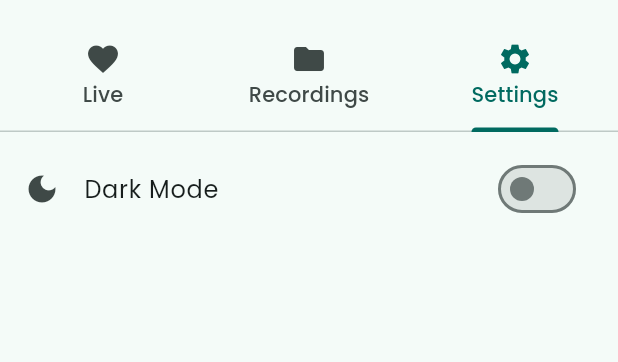
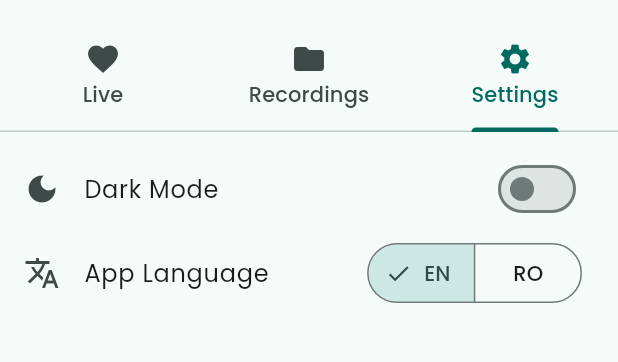
Before and after one commit to ValyMnDul/ApexCardio, a Flutter app: the screen it shows after launch, tab 3 chosen, on a phone screen of 412 x 824 dp, the part 63-425 px from its top. Run offline on Flutter 3.47's test engine with Material 3 defaults, Android fonts, the phone set to English and light mode, and no system bars; our stand-ins replace shared_preferences.

Commit message:
Add language support with LanguageProvider and translation functionality

```diff
--- a/lib/main.dart
+++ b/lib/main.dart
@@ -5,6 +5,7 @@ import 'themes/light.dart';
 import 'themes/dark.dart';
 
 import 'providers/theme.dart';
+import 'providers/language.dart';
 
 import 'tabs/live.dart';
 import 'tabs/recordings.dart';
@@ -12,7 +13,10 @@ import 'tabs/settings.dart';
 
 void main() => runApp(
   MultiProvider(
-    providers: [ChangeNotifierProvider(create: (_) => ThemeProvider())],
+    providers: [
+      ChangeNotifierProvider(create: (_) => ThemeProvider()),
+      ChangeNotifierProvider(create: (_) => LanguageProvider()),
+    ],
     child: App(),
   ),
 );
@@ -58,6 +62,8 @@ class _HomeState extends State<Home> with TickerProviderStateMixin {
 
   @override
   Widget build(BuildContext context) {
+    final languageProvider = Provider.of<LanguageProvider>(context);
+
     return Scaffold(
       appBar: AppBar(
         centerTitle: true,
@@ -92,9 +98,18 @@ class _HomeState extends State<Home> with TickerProviderStateMixin {
         bottom: TabBar(
           controller: _tabController,
           tabs: [
-            Tab(icon: Icon(Icons.favorite), text: 'Live'),
-            Tab(icon: Icon(Icons.folder), text: "Recordings"),
-            Tab(icon: Icon(Icons.settings), text: "Settings"),
+            Tab(
+              icon: Icon(Icons.favorite),
+              text: languageProvider.translate("live_tab"),
+            ),
+            Tab(
+              icon: Icon(Icons.folder),
+              text: languageProvider.translate("recordings_tab"),
+            ),
+            Tab(
+              icon: Icon(Icons.settings),
+              text: languageProvider.translate("settings_tab"),
+            ),
           ],
         ),
       ),
--- /dev/null
+++ b/lib/providers/language.dart
@@ -0,0 +1,50 @@
+import 'package:flutter/material.dart';
+import 'package:shared_preferences/shared_preferences.dart';
+
+class LanguageProvider extends ChangeNotifier {
+  String currentLang = "EN";
+
+  LanguageProvider() {
+    loadFromLocal();
+  }
+
+  Future<void> loadFromLocal() async {
+    final prefs = await SharedPreferences.getInstance();
+    currentLang = prefs.getString("language") ?? "EN";
+
+    notifyListeners();
+  }
+
+  final Map<String, Map<String, String>> dictionary = {
+    "EN": {
+      "live_tab": 'Live',
+      "recordings_tab": "Recordings",
+      "settings_tab": "Settings",
+
+      "dark_mode": "Dark Mode",
+      "light_mode": "Light Mode",
+      "language_title": "App Language",
+    },
+    "RO": {
+      "live_tab": "Live",
+      "recordings_tab": "Înregistrări",
+      "settings_tab": "Setări",
+
+      "dark_mode": "Mod întunecat",
+      "light_mode": "Mod luminos",
+      "language_title": "Limbă aplicație",
+    },
+  };
+
+  String translate(String key) {
+    return dictionary[currentLang]?[key] ?? key;
+  }
+
+  Future<void> setLanguage(String langCode) async {
+    currentLang = langCode;
+    notifyListeners();
+
+    final prefs = await SharedPreferences.getInstance();
+    await prefs.setString("language", langCode);
+  }
+}
--- a/lib/tabs/settings.dart
+++ b/lib/tabs/settings.dart
@@ -1,6 +1,8 @@
-import 'package:apexcardio/providers/theme.dart';
 import 'package:flutter/material.dart';
 import 'package:provider/provider.dart';
+
+import '../providers/theme.dart';
+import '../providers/language.dart';
 
 class Settings extends StatefulWidget {
   const Settings({super.key});
@@ -13,14 +15,15 @@ class _SettingsState extends State<Settings> {
   @override
   Widget build(BuildContext context) {
     final themeProvider = Provider.of<ThemeProvider>(context);
+    final languageProvider = Provider.of<LanguageProvider>(context);
 
     return Column(
       children: [
         SizedBox(height: 10),
         SwitchListTile(
           title: themeProvider.darkmode
-              ? Text("Light Mode")
-              : Text("Dark Mode"),
+              ? Text(languageProvider.translate("light_mode"))
+              : Text(languageProvider.translate("dark_mode")),
           value: themeProvider.darkmode,
           secondary: themeProvider.darkmode
               ? Icon(Icons.light_mode)
@@ -29,6 +32,20 @@ class _SettingsState extends State<Settings> {
             themeProvider.setDarkMode(value);
           },
         ),
+        ListTile(
+          leading: Icon(Icons.translate),
+          title: Text(languageProvider.translate("language_title")),
+          trailing: SegmentedButton(
+            segments: [
+              ButtonSegment(value: "EN", label: Text("EN")),
+              ButtonSegment(value: "RO", label: Text("RO")),
+            ],
+            selected: {languageProvider.currentLang},
+            onSelectionChanged: (Set<String> newSelection) {
+              languageProvider.setLanguage(newSelection.first);
+            },
+          ),
+        ),
       ],
     );
   }
```
